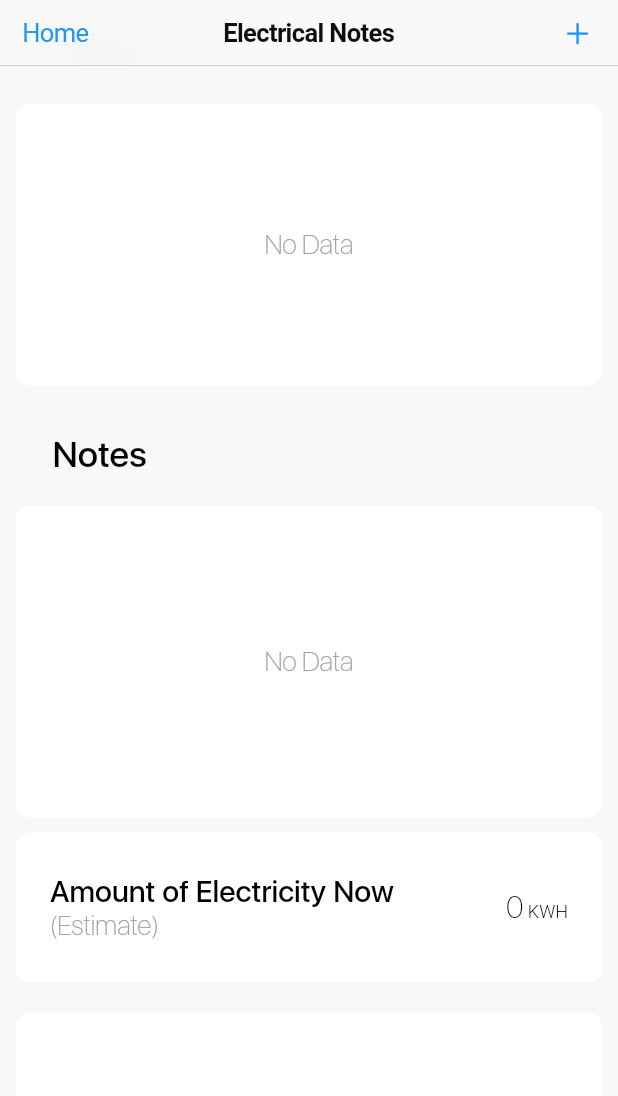
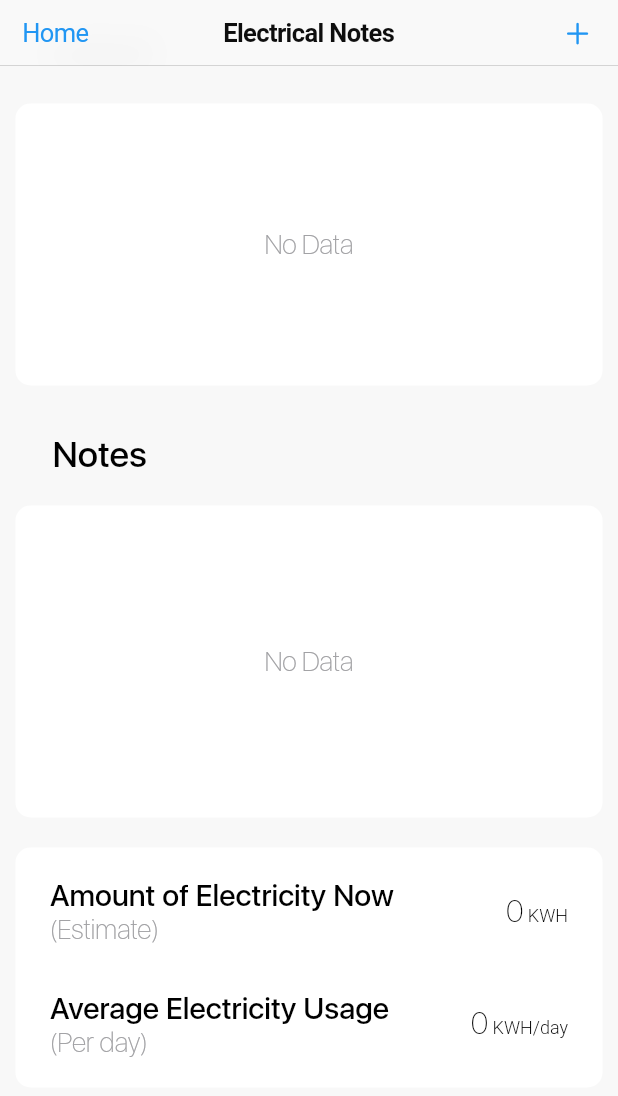
Before and after one commit to edselford/Electricity-app, a Flutter app: the screen it shows after launch, scrolled down 96 dp, on a phone screen of 412 x 824 dp. Shown: the top 1096 px of the screen. Run offline on Flutter 3.47's test engine with Material 2 defaults, Android fonts, the phone set to English and light mode, and no system bars; our stand-ins replace flutter_svg, hive, hive_flutter, syncfusion_flutter_charts, syncfusion_flutter_datepicker; accounts and stored records are empty; project files that could hold a hidden picture were left out.

Commit message:
Fix chart error on home screen (1.3.1)

```diff
--- a/lib/views/graph_screen.dart
+++ b/lib/views/graph_screen.dart
@@ -46,7 +46,9 @@ class GraphPage extends StatelessWidget {
         primaryXAxis: DateTimeAxis(
             majorGridLines: const MajorGridLines(width: 0),
             minimum: data[0]['time'],
-            maximum: data.length < 11 ? data[data.length - 1]['time'] : 10,
+            maximum: data.length < 11
+                ? data[data.length - 1]['time']
+                : data[10]['time'],
             // set intervalType to fit the data
             intervalType: DateTimeIntervalType.days,
             dateFormat: DateFormat('dd-MM-yy'),
--- a/lib/views/home_screen.dart
+++ b/lib/views/home_screen.dart
@@ -237,7 +237,7 @@ class _HomeScreenState extends State<HomeScreen> {
               ),
             ),
             Padding(
-              padding: const EdgeInsets.symmetric(vertical: 10, horizontal: 10),
+              padding: const EdgeInsets.only(top: 20, left: 10, right: 10),
               child: ChartTile(data: electricData),
             ),
           ],
--- a/lib/widgets/chart_tile.dart
+++ b/lib/widgets/chart_tile.dart
@@ -7,8 +7,33 @@ import 'package:flutter/material.dart' show Theme;
 
 class ChartTile extends StatelessWidget {
   final List data;
+  late double avgUsage;
 
-  const ChartTile({Key? key, required this.data}) : super(key: key);
+  ChartTile({Key? key, required this.data}) : super(key: key) {
+    if (data.length > 2) {
+      List<double> eachKwhPerDay = [];
+
+      List beforeToday = data
+          .where((note) => DateTime.now().difference(note['time']).inHours >= 0)
+          .toList();
+
+      if (beforeToday.isEmpty) {
+        avgUsage = 0;
+      } else {
+        beforeToday.removeAt(0);
+
+        for (var charge in beforeToday) {
+          eachKwhPerDay.add(
+              ElectricDetail(index: data.indexOf(charge), historyData: data)
+                  .kwhPerDay()['result']);
+        }
+
+        avgUsage = eachKwhPerDay.reduce((a, b) => a + b) / eachKwhPerDay.length;
+      }
+    } else {
+      avgUsage = 0;
+    }
+  }
 
   @override
   Widget build(BuildContext context) {
@@ -16,15 +41,16 @@ class ChartTile extends StatelessWidget {
       children: [
         Container(
           width: MediaQuery.of(context).size.width * 0.95,
-          height: 100,
           margin: const EdgeInsets.only(bottom: 20),
           padding:
-              const EdgeInsets.only(top: 10, bottom: 10, right: 23, left: 23),
+              const EdgeInsets.only(top: 20, bottom: 20, right: 23, left: 23),
           decoration: BoxDecoration(
             color: Theme.of(context).primaryColor,
             borderRadius: BorderRadius.circular(10),
           ),
-          child: Row(
+          child: Column(
+            children: [
+              Row(
                 mainAxisAlignment: MainAxisAlignment.spaceBetween,
                 children: [
                   Column(
@@ -78,26 +104,19 @@ class ChartTile extends StatelessWidget {
                               return NumberFormat("###.#").format(
                                 latest['lastSize'] -
                                     (ElectricDetail(
-                                              index:
-                                                  data.indexOf(beforeToday[0]),
+                                                index: data
+                                                    .indexOf(beforeToday[0]),
                                                 historyData: data)
                                             .kwhPerDay()['result'] *
                                         ElectricDetail(
-                                              index: int.parse(getData(latest)),
+                                                index:
+                                                    int.parse(getData(latest)),
                                                 historyData: data)
-                                          .todayRange()['value']));
-                        }
-
-                        double kwhPerDayAvg = 0;
-                        for (var element in beforeToday) {
-                          kwhPerDayAvg += ElectricDetail(
-                                  index: int.parse(getData(element)),
-                                  historyData: data)
-                              .kwhPerDay()['result'];
+                                            .todayRange()['value']),
+                              );
                             }
                             double result = latest['lastSize'] -
-                            (kwhPerDayAvg /
-                                beforeToday.length *
+                                (avgUsage *
                                     ElectricDetail(
                                             index: int.parse(getData(latest)),
                                             historyData: data)
@@ -115,6 +134,44 @@ class ChartTile extends StatelessWidget {
                       ],
                     ),
                   ),
+                ],
+              ),
+              const SizedBox(
+                height: 30,
+              ),
+              Row(
+                mainAxisAlignment: MainAxisAlignment.spaceBetween,
+                children: [
+                  Column(
+                    crossAxisAlignment: CrossAxisAlignment.start,
+                    children: [
+                      Text(
+                        "Average Electricity Usage",
+                        style: Theme.of(context).textTheme.headline4,
+                      ),
+                      Text(
+                        "(Per day)",
+                        style: Theme.of(context).textTheme.bodyText2,
+                      ),
+                    ],
+                  ),
+                  RichText(
+                      text: TextSpan(
+                          style: Theme.of(context)
+                              .textTheme
+                              .bodyText1!
+                              .copyWith(fontSize: 20),
+                          children: [
+                        TextSpan(text: () {
+                          return NumberFormat("##.#").format(avgUsage);
+                        }()),
+                        const TextSpan(
+                          text: ' KWH/day',
+                          style: TextStyle(fontSize: 12),
+                        ),
+                      ]))
+                ],
+              )
             ],
           ),
         ),
@@ -171,7 +228,7 @@ class ChartTile extends StatelessWidget {
                             minimum: data[0]['time'],
                             maximum: data.length < 11
                                 ? data[data.length - 1]['time']
-                                : 10,
+                                : data[10]['time'],
                             // set intervalType to fit the data
                             intervalType: DateTimeIntervalType.days,
                             dateFormat: DateFormat('dd-MM-yy'),
--- a/pubspec.yaml
+++ b/pubspec.yaml
@@ -15,7 +15,7 @@ publish_to: 'none' # Remove this line if you wish to publish to pub.dev
 # In iOS, build-name is used as CFBundleShortVersionString while build-number used as CFBundleVersion.
 # Read more about iOS versioning at
 # https://developer.apple.com/library/archive/documentation/General/Reference/InfoPlistKeyReference/Articles/CoreFoundationKeys.html
-version: 1.3.0+1
+version: 1.3.1+1
 
 environment:
   sdk: ">=2.16.1 <3.0.0"
```
Lines whose indentation alone changed are shown as unchanged.
